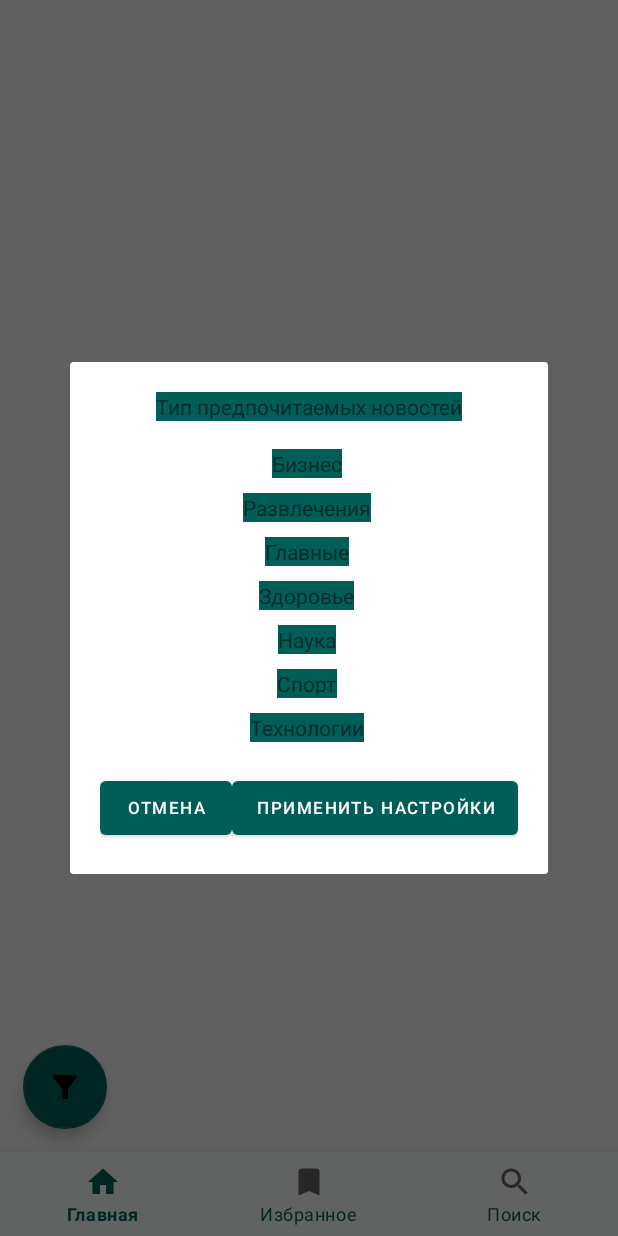
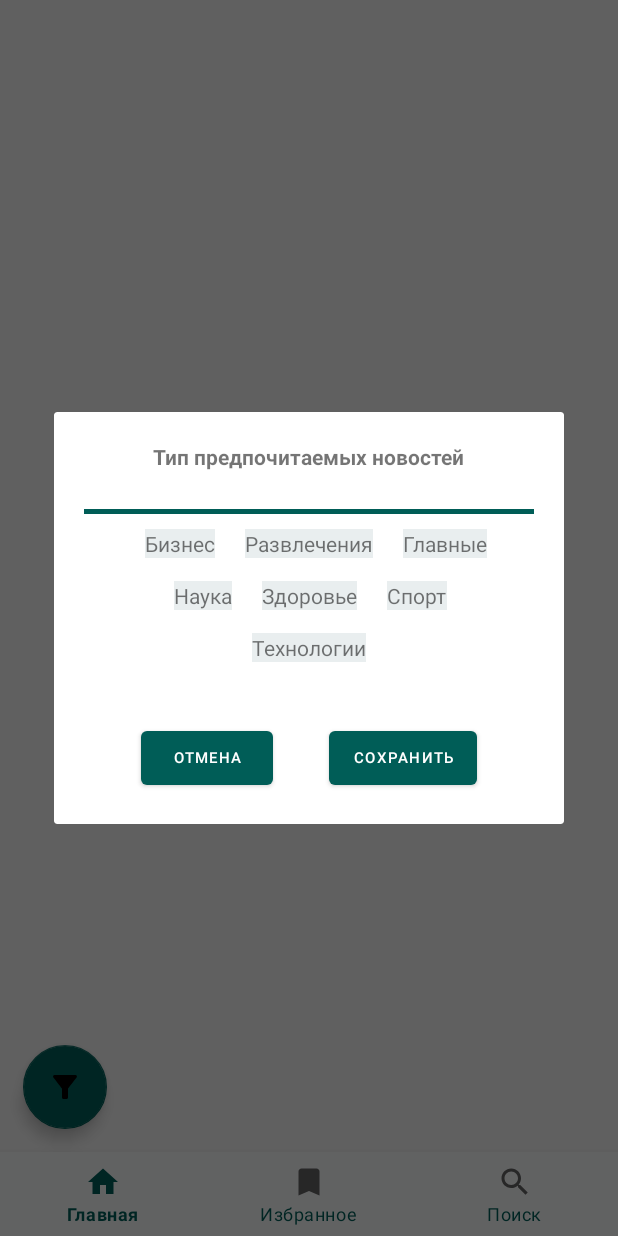
Before and after one commit to KashbullinRail/NewsFetcher, an Android app: the fragment FavouriteNewsSettingScreenFragment placed in its activity, on a phone screen of 412 x 824 dp. Run offline under Robolectric (Android 15) with nearby library versions, the phone set to English and light mode, and no system bars; libraries missing offline, so code that uses them is left out: by.kirich1409.viewbindingdelegate; 3 statements that could not run were skipped.

Commit message:
corrected constraints in fragment_favourite_news_setting_screen.xml

```diff
--- a/app/src/main/java/com/example/newsfetcher/feature/favourite_news_setting_screen/presentation/FavouriteNewsSettingScreenFragment.kt
+++ b/app/src/main/java/com/example/newsfetcher/feature/favourite_news_setting_screen/presentation/FavouriteNewsSettingScreenFragment.kt
@@ -1,7 +1,6 @@
 package com.example.newsfetcher.feature.favourite_news_setting_screen.presentation
 
 import android.os.Bundle
-import androidx.fragment.app.Fragment
 import android.view.View
 import androidx.fragment.app.DialogFragment
 import by.kirich1409.viewbindingdelegate.viewBinding
@@ -57,7 +56,18 @@ class FavouriteNewsSettingScreenFragment :
     //update UI
     private fun render(viewState: ViewState){
 
+        when(viewState.state){
+            State.Load -> {
+
+            }
+            State.Content -> {
+
+            }
+            State.Error -> {
+
+            }
+        }
+
     }
 
-
 }
--- a/app/src/main/java/com/example/newsfetcher/feature/favourite_news_setting_screen/presentation/FavouriteNewsSettingScreenViewModel.kt
+++ b/app/src/main/java/com/example/newsfetcher/feature/favourite_news_setting_screen/presentation/FavouriteNewsSettingScreenViewModel.kt
@@ -33,6 +33,7 @@ class FavouriteNewsSettingScreenViewModel(
             }
             is UIEvent.OnSetFavouriteNewsSettingClicked -> {
 //                val setFavouriteNews = FavouriteNewsSettingModel(
+//                    business = previousState.business,
 //
 //                )
 //                searchInteractor.setSearchSetting(setSearchSetting)
@@ -40,42 +41,43 @@ class FavouriteNewsSettingScreenViewModel(
             }
             is UIEvent.OnBusinessClicked -> {
                 return previousState.copy(
-
+                    business = !previousState.business,
                     state = State.Content
                 )
             }
             is UIEvent.OnEntertainmentClicked -> {
                 return previousState.copy(
-
+                    entertainment = !previousState.entertainment,
                     state = State.Content
                 )
             }
             is UIEvent.OnGeneralClicked -> {
                 return previousState.copy(
-
+                    general = !previousState.general,
                     state = State.Content
                 )
             }
             is UIEvent.OnHealthClicked -> {
                 return previousState.copy(
-
+                    health = !previousState.health,
                     state = State.Content
                 )
             }
             is UIEvent.OnScienceClicked -> {
                 return previousState.copy(
+                    science = !previousState.science,
                     state = State.Content
                 )
             }
             is UIEvent.OnSportsClicked -> {
                 return previousState.copy(
-
+                    sports = !previousState.sports,
                     state = State.Content
                 )
             }
             is UIEvent.OnTechnologyClicked -> {
                 return previousState.copy(
-
+                    technology = !previousState.technology,
                     state = State.Content
                 )
             }
--- a/app/src/main/res/layout/fragment_favourite_news_setting_screen.xml
+++ b/app/src/main/res/layout/fragment_favourite_news_setting_screen.xml
@@ -14,7 +14,7 @@
        android:id="@+id/tvTitleFavourite"
        android:layout_width="wrap_content"
        android:layout_height="wrap_content"
-       android:background="?attr/colorPrimary"
+       android:textStyle="bold"
        android:text="@string/favourite_type_news"
        app:layout_constraintEnd_toEndOf="parent"
        app:layout_constraintStart_toStartOf="parent"
@@ -22,10 +22,10 @@
 
    <ImageView
        android:id="@+id/ivSeparatorLineFavouriteSetting"
-       android:layout_width="match_parent"
+       android:layout_width="300dp"
        android:layout_height="3dp"
-       android:layout_marginTop="5dp"
-       android:backgroundTint="?attr/colorPrimary"
+       android:layout_marginTop="25dp"
+       android:background="?attr/colorPrimary"
        app:layout_constraintEnd_toEndOf="@+id/tvTitleFavourite"
        app:layout_constraintStart_toStartOf="@+id/tvTitleFavourite"
        app:layout_constraintTop_toBottomOf="@+id/tvTitleFavourite" />
@@ -34,85 +34,84 @@
        android:id="@+id/tvBusinessFavourite"
        android:layout_width="wrap_content"
        android:layout_height="wrap_content"
-       android:layout_marginTop="10dp"
-       android:background="?attr/colorPrimary"
+       android:layout_marginEnd="20dp"
+       android:background="?attr/colorSurface"
        android:text="@string/business"
-       app:layout_constraintEnd_toEndOf="parent"
-       app:layout_constraintHorizontal_bias="0.494"
-       app:layout_constraintStart_toStartOf="parent"
-       app:layout_constraintTop_toBottomOf="@+id/ivSeparatorLineFavouriteSetting" />
+       app:layout_constraintBottom_toBottomOf="@+id/tvEntertainmentFavourite"
+       app:layout_constraintEnd_toStartOf="@+id/tvEntertainmentFavourite"
+       app:layout_constraintTop_toTopOf="@+id/tvEntertainmentFavourite" />
 
    <TextView
        android:id="@+id/tvEntertainmentFavourite"
        android:layout_width="wrap_content"
        android:layout_height="wrap_content"
        android:layout_marginTop="10dp"
-       android:background="?attr/colorPrimary"
+       android:background="?attr/colorSurface"
        android:text="@string/entertainment"
-       app:layout_constraintEnd_toEndOf="@+id/tvBusinessFavourite"
-       app:layout_constraintStart_toStartOf="@+id/tvBusinessFavourite"
-       app:layout_constraintTop_toBottomOf="@+id/tvBusinessFavourite" />
+       app:layout_constraintEnd_toEndOf="@+id/ivSeparatorLineFavouriteSetting"
+       app:layout_constraintStart_toStartOf="@+id/ivSeparatorLineFavouriteSetting"
+       app:layout_constraintTop_toBottomOf="@+id/ivSeparatorLineFavouriteSetting" />
 
    <TextView
        android:id="@+id/tvGeneralFavourite"
        android:layout_width="wrap_content"
        android:layout_height="wrap_content"
-       android:layout_marginTop="10dp"
-       android:background="?attr/colorPrimary"
+       android:layout_marginStart="20dp"
+       android:background="?attr/colorSurface"
        android:text="@string/general"
+       app:layout_constraintBottom_toBottomOf="@+id/tvEntertainmentFavourite"
+       app:layout_constraintStart_toEndOf="@+id/tvEntertainmentFavourite"
+       app:layout_constraintTop_toTopOf="@+id/tvEntertainmentFavourite" />
+
+   <TextView
+       android:id="@+id/tvHealthFavourite"
+       android:layout_width="wrap_content"
+       android:layout_height="wrap_content"
+       android:layout_marginTop="15dp"
+       android:background="?attr/colorSurface"
+       android:text="@string/health"
        app:layout_constraintEnd_toEndOf="@+id/tvEntertainmentFavourite"
        app:layout_constraintStart_toStartOf="@+id/tvEntertainmentFavourite"
        app:layout_constraintTop_toBottomOf="@+id/tvEntertainmentFavourite" />
 
    <TextView
-       android:id="@+id/tvHealthFavourite"
-       android:layout_width="wrap_content"
-       android:layout_height="wrap_content"
-       android:layout_marginTop="10dp"
-       android:background="?attr/colorPrimary"
-       android:text="@string/health"
-       app:layout_constraintEnd_toEndOf="@+id/tvGeneralFavourite"
-       app:layout_constraintStart_toStartOf="@+id/tvGeneralFavourite"
-       app:layout_constraintTop_toBottomOf="@+id/tvGeneralFavourite" />
-
-   <TextView
        android:id="@+id/tvScienceFavourite"
        android:layout_width="wrap_content"
        android:layout_height="wrap_content"
-       android:layout_marginTop="10dp"
-       android:background="?attr/colorPrimary"
+       android:layout_marginEnd="20dp"
+       android:background="?attr/colorSurface"
        android:text="@string/science"
-       app:layout_constraintEnd_toEndOf="@+id/tvHealthFavourite"
-       app:layout_constraintStart_toStartOf="@+id/tvHealthFavourite"
-       app:layout_constraintTop_toBottomOf="@+id/tvHealthFavourite" />
+       app:layout_constraintBottom_toBottomOf="@+id/tvHealthFavourite"
+       app:layout_constraintEnd_toStartOf="@+id/tvHealthFavourite"
+       app:layout_constraintTop_toTopOf="@+id/tvHealthFavourite"/>
 
    <TextView
        android:id="@+id/tvSportsFavourite"
        android:layout_width="wrap_content"
        android:layout_height="wrap_content"
-       android:layout_marginTop="10dp"
-       android:background="?attr/colorPrimary"
+       android:layout_marginStart="20dp"
+       android:background="?attr/colorSurface"
        android:text="@string/sports"
-       app:layout_constraintEnd_toEndOf="@+id/tvScienceFavourite"
-       app:layout_constraintStart_toStartOf="@+id/tvScienceFavourite"
-       app:layout_constraintTop_toBottomOf="@+id/tvScienceFavourite" />
+       app:layout_constraintBottom_toBottomOf="@+id/tvHealthFavourite"
+       app:layout_constraintStart_toEndOf="@+id/tvHealthFavourite"
+       app:layout_constraintTop_toTopOf="@+id/tvHealthFavourite"/>
 
    <TextView
        android:id="@+id/tvTechnologyFavourite"
        android:layout_width="wrap_content"
        android:layout_height="wrap_content"
-       android:layout_marginTop="10dp"
-       android:background="?attr/colorPrimary"
+       android:layout_marginTop="15dp"
+       android:background="?attr/colorSurface"
        android:text="@string/technology"
-       app:layout_constraintEnd_toEndOf="@+id/tvSportsFavourite"
-       app:layout_constraintStart_toStartOf="@+id/tvSportsFavourite"
-       app:layout_constraintTop_toBottomOf="@+id/tvSportsFavourite" />
+       app:layout_constraintEnd_toEndOf="@+id/tvHealthFavourite"
+       app:layout_constraintStart_toStartOf="@+id/tvHealthFavourite"
+       app:layout_constraintTop_toBottomOf="@+id/tvHealthFavourite" />
 
    <Button
        android:id="@+id/btnCancelFavouriteSetting"
        android:layout_width="wrap_content"
        android:layout_height="wrap_content"
-       android:textSize="11sp"
+       android:textSize="10sp"
        android:text="@string/cancel"
        app:layout_constraintBottom_toBottomOf="@+id/btnSaveFavouriteSetting"
        app:layout_constraintEnd_toStartOf="@id/btnSaveFavouriteSetting"
@@ -123,8 +122,8 @@
        android:id="@+id/btnSaveFavouriteSetting"
        android:layout_width="wrap_content"
        android:layout_height="wrap_content"
-       android:layout_marginTop="20dp"
-       android:textSize="11sp"
+       android:layout_marginTop="40dp"
+       android:textSize="10sp"
        android:text="@string/save"
        app:layout_constraintEnd_toEndOf="parent"
        app:layout_constraintStart_toEndOf="@+id/btnCancelFavouriteSetting"
--- a/app/src/main/res/values/strings.xml
+++ b/app/src/main/res/values/strings.xml
@@ -42,7 +42,7 @@
     <string name="popularity">по популярности</string>
     <string name="publishedAt">по дате</string>
     <string name="cancel_current_search">Отмена</string>
-    <string name="save">Применить настройки</string>
+    <string name="save">Сохранить</string>
     <string name="cancel">Отмена</string>
     <!-- TODO: Remove or change this placeholder text -->
     <string name="hello_blank_fragment">Hello blank fragment</string>
```
